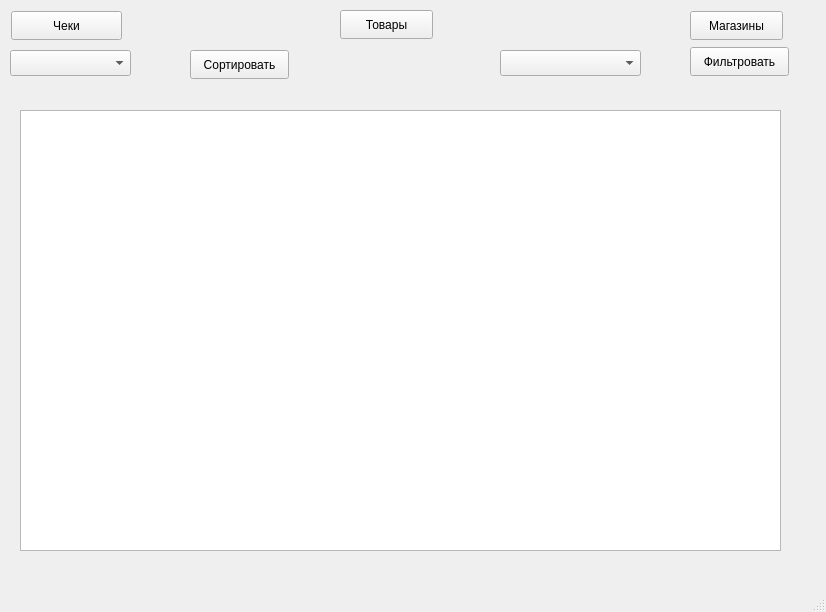
Ilya1505/Practika2022, file App/Project/mainwindow.ui: the form before one commit.
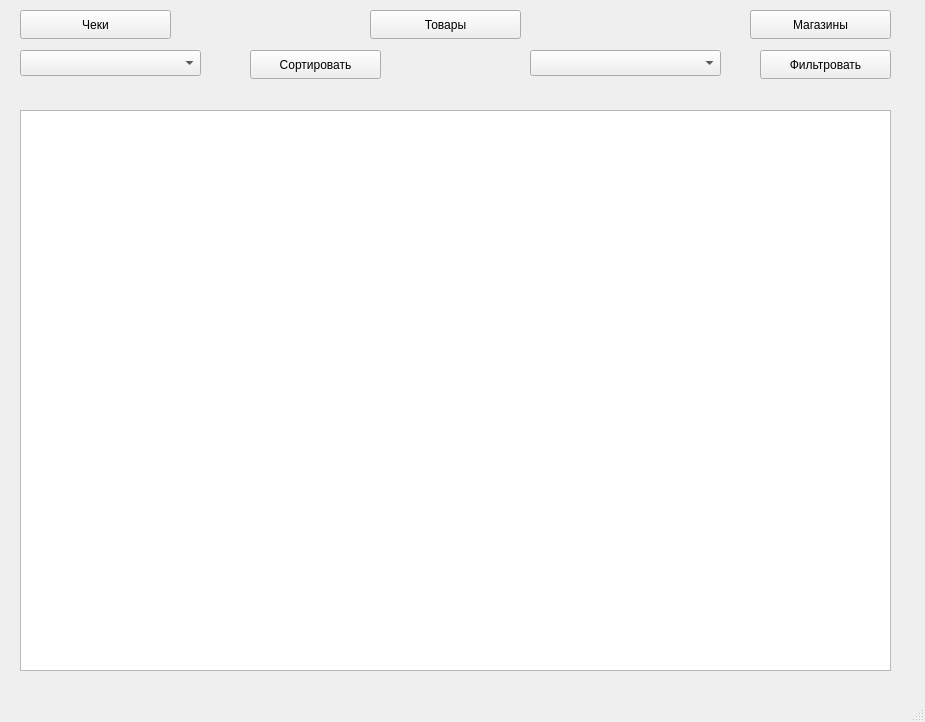
The form after the commit.

```diff
--- a/App/Project/mainwindow.ui
+++ b/App/Project/mainwindow.ui
@@ -6,8 +6,8 @@
    <rect>
     <x>0</x>
     <y>0</y>
-    <width>826</width>
-    <height>612</height>
+    <width>925</width>
+    <height>722</height>
    </rect>
   </property>
   <property name="windowTitle">
@@ -17,9 +17,9 @@
    <widget class="QPushButton" name="CheckButton">
     <property name="geometry">
      <rect>
-      <x>11</x>
-      <y>11</y>
-      <width>111</width>
+      <x>20</x>
+      <y>10</y>
+      <width>151</width>
       <height>29</height>
      </rect>
     </property>
@@ -30,9 +30,9 @@
    <widget class="QComboBox" name="SortBox">
     <property name="geometry">
      <rect>
-      <x>10</x>
+      <x>20</x>
       <y>50</y>
-      <width>121</width>
+      <width>181</width>
       <height>26</height>
      </rect>
     </property>
@@ -40,9 +40,9 @@
    <widget class="QPushButton" name="SortButton">
     <property name="geometry">
      <rect>
-      <x>190</x>
+      <x>250</x>
       <y>50</y>
-      <width>99</width>
+      <width>131</width>
       <height>29</height>
      </rect>
     </property>
@@ -53,9 +53,9 @@
    <widget class="QPushButton" name="GoodsButton">
     <property name="geometry">
      <rect>
-      <x>340</x>
+      <x>370</x>
       <y>10</y>
-      <width>93</width>
+      <width>151</width>
       <height>29</height>
      </rect>
     </property>
@@ -66,9 +66,9 @@
    <widget class="QPushButton" name="ShopButton">
     <property name="geometry">
      <rect>
-      <x>690</x>
-      <y>11</y>
-      <width>93</width>
+      <x>750</x>
+      <y>10</y>
+      <width>141</width>
       <height>29</height>
      </rect>
     </property>
@@ -79,9 +79,9 @@
    <widget class="QPushButton" name="FiltButton">
     <property name="geometry">
      <rect>
-      <x>690</x>
-      <y>47</y>
-      <width>99</width>
+      <x>760</x>
+      <y>50</y>
+      <width>131</width>
       <height>29</height>
      </rect>
     </property>
@@ -94,17 +94,17 @@
      <rect>
       <x>20</x>
       <y>110</y>
-      <width>761</width>
-      <height>441</height>
+      <width>871</width>
+      <height>561</height>
      </rect>
     </property>
    </widget>
    <widget class="QComboBox" name="FiltBox">
     <property name="geometry">
      <rect>
-      <x>500</x>
+      <x>530</x>
       <y>50</y>
-      <width>141</width>
+      <width>191</width>
       <height>26</height>
      </rect>
     </property>
```
Left out of the diff: 2 changed lines with no effect on the pictures.
